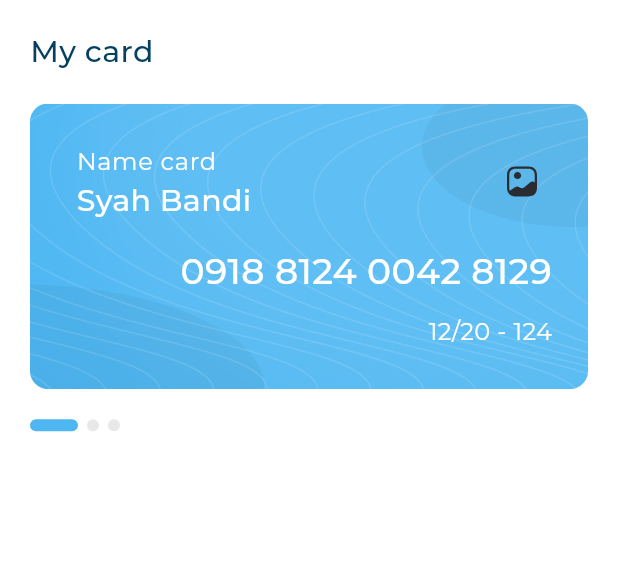
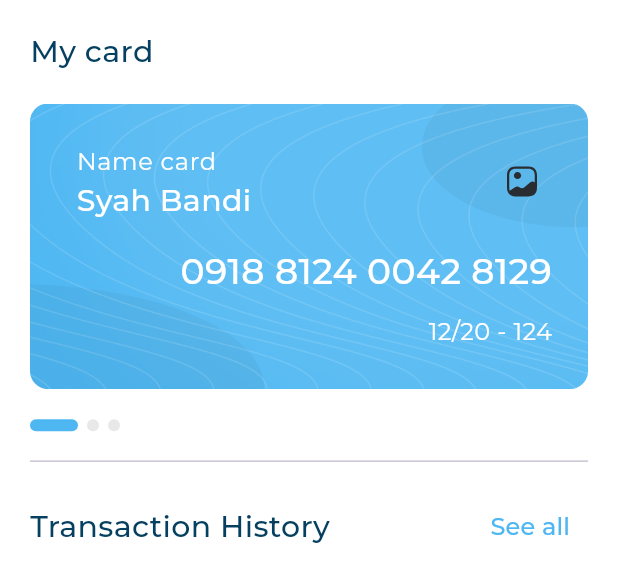
Before and after one commit to mano299/responsive_dash_board, a Flutter app: the MyCardsSection widget shown alone on an empty page, opened directly, on a phone screen of 412 x 824 dp. Shown: the top 582 px of the screen. Run offline on Flutter 3.47's test engine with Material 3 defaults, Android fonts, the phone set to English and light mode, and no system bars; drawn by our look-alikes of expandable_page_view; our stand-ins replace flutter_svg.

Commit message:
create transaction header

```diff
--- a/lib/widgets/desktop_dashboard_layout.dart
+++ b/lib/widgets/desktop_dashboard_layout.dart
@@ -2,6 +2,7 @@ import 'package:flutter/material.dart';
 import 'package:responsive_dash_board/widgets/all_expenses_and_quick_invoice_section.dart';
 import 'package:responsive_dash_board/widgets/custom_drawer.dart';
 import 'package:responsive_dash_board/widgets/my_cards_section.dart';
+import 'package:responsive_dash_board/widgets/transactions_section.dart';
 
 class DesktopDashboardLayout extends StatelessWidget {
   const DesktopDashboardLayout({super.key});
@@ -17,9 +18,7 @@ class DesktopDashboardLayout extends StatelessWidget {
           child: AllExpensesAndQuickInvoiceSection(),
         ),
         SizedBox(width: 24),
-        Expanded(
-          child: MyCardsSection()
-        ),
+        Expanded(child: MyCardsSection()),
       ],
     );
   }
--- a/lib/widgets/my_cards_section.dart
+++ b/lib/widgets/my_cards_section.dart
@@ -3,6 +3,7 @@ import 'package:responsive_dash_board/utils/app_styles.dart';
 import 'package:responsive_dash_board/widgets/custom_background_container.dart';
 import 'package:responsive_dash_board/widgets/dots_indicator.dart';
 import 'package:responsive_dash_board/widgets/my_cards_page_view.dart';
+import 'package:responsive_dash_board/widgets/transactions_section.dart';
 
 class MyCardsSection extends StatefulWidget {
   const MyCardsSection({super.key});
@@ -20,9 +21,7 @@ class _MyCardsSectionState extends State<MyCardsSection> {
     pageController = PageController();
     pageController.addListener(() {
       currentIndex = pageController.page!.round();
-      setState(() {
-
-      });
+      setState(() {});
     });
     // TODO: implement initState
     super.initState();
@@ -44,6 +43,8 @@ class _MyCardsSectionState extends State<MyCardsSection> {
           MyCardsPageView(pageController: pageController),
           SizedBox(height: 20),
           DotsIndicator(currentIndex: currentIndex),
+          Divider(height: 40),
+          TransactionsSection()
         ],
       ),
     );
--- /dev/null
+++ b/lib/widgets/transactions_header.dart
@@ -0,0 +1,26 @@
+import 'package:flutter/material.dart';
+import 'package:responsive_dash_board/utils/app_styles.dart';
+
+class TransactionsHeader extends StatelessWidget {
+  const TransactionsHeader({super.key});
+
+  @override
+  Widget build(BuildContext context) {
+    return Row(
+      children: [
+        Text(
+          'Transaction History',
+          style: AppStyles.styleSemiBold20,
+        ),
+        Spacer(),
+        TextButton(
+          onPressed: () {},
+          child: Text(
+            'See all',
+            style: AppStyles.styleMedium16.copyWith(color: Color(0xff4EB7F2)),
+          ),
+        ),
+      ],
+    );
+  }
+}
--- /dev/null
+++ b/lib/widgets/transactions_section.dart
@@ -0,0 +1,15 @@
+import 'package:flutter/material.dart';
+import 'package:responsive_dash_board/widgets/transactions_header.dart';
+
+class TransactionsSection extends StatelessWidget {
+  const TransactionsSection({super.key});
+
+  @override
+  Widget build(BuildContext context) {
+    return Column(
+      children: [
+        TransactionsHeader()
+      ],
+    );
+  }
+}
```
